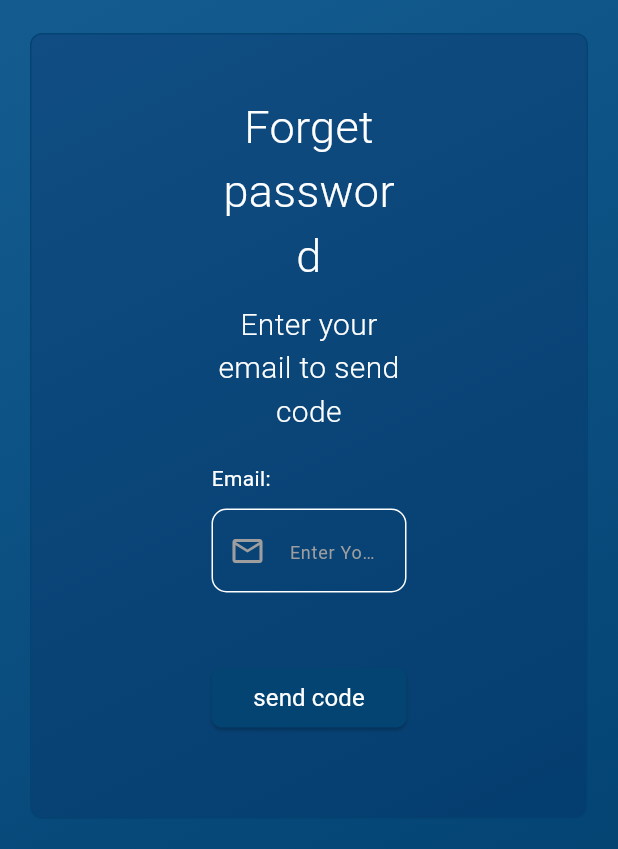
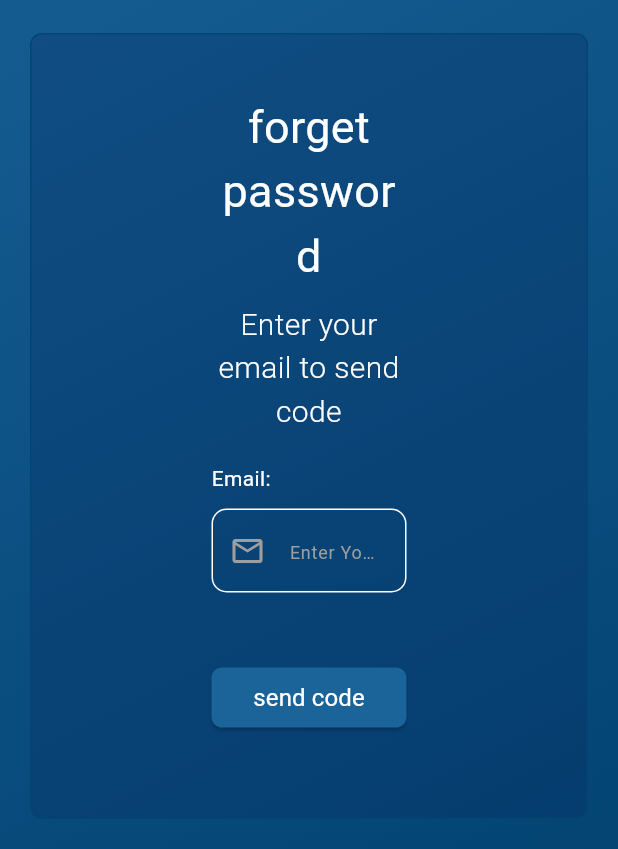
Before and after one commit to JawadAzaam22/file_management_system, a Flutter app: the ForgetPasswordScreen screen opened by its route, scrolled down 70 dp, after a tap on "send code", on a phone screen of 412 x 824 dp, the part 387-1236 px from its top. Run offline on Flutter 3.47's test engine with Material 3 defaults, Android fonts, the phone set to English and light mode, and no system bars; our stand-ins replace adaptive_theme, csv, dio, file_picker, get, google_fonts and 6 more; missing offline and left inert: dart:html; accounts and stored records are empty; network calls fail.

Commit message:
jawad last commit

```diff
--- a/lib/Controller/forget_password/reset_passord_controller.dart
+++ b/lib/Controller/forget_password/reset_passord_controller.dart
@@ -62,7 +62,9 @@ late String email ;
             backgroundColor: Colors.green,
             colorText: Colors.white,
           );
-          navTologin();
+          service.token = r.data['data']['token'];
+          print(service.token.toString());
+          Get.offAndToNamed("/home");
 
         } else {
           Get.snackbar(
--- a/lib/View/screens/forget_password/forget_password_screen.dart
+++ b/lib/View/screens/forget_password/forget_password_screen.dart
@@ -3,6 +3,7 @@ import 'package:get/get.dart';
 
 import '../../../Controller/forget_password/forget_password_controller.dart';
 import '../../../UI/color.dart';
+import '../../../l10n/app_localizations.dart';
 
 
 class ForgetPasswordScreen extends GetView<ForgetPasswordController> {
@@ -47,22 +48,20 @@ class ForgetPasswordScreen extends GetView<ForgetPasswordController> {
                         crossAxisAlignment: CrossAxisAlignment.start,
                         children: [
                           Center(
-                            child: Text(
-                              "Forget password",
+                            child:  Text(
+                              AppLocalizations.of(context)!.forgrtpasswordscreen,
                               style: TextStyle(
-                                fontSize: 30,
-                                fontWeight: FontWeight.w300,
-                                color:
-                                    Theme.of(context).textTheme.bodyLarge?.color,
-                              ),
-                              textAlign: TextAlign.center,
+                                  fontSize: 30,
+                                  fontWeight: FontWeight.w400,
+                                  color: Theme.of(context).textTheme.bodyLarge?.color),
+                                  textAlign: TextAlign.center,
                             ),
                           ),
                           SizedBox(
                             height: 10,
                           ),
                           Text(
-                            "Enter your email to send code",
+                            AppLocalizations.of(context)!.emailcode,
                             style: TextStyle(
                               fontSize: 20,
                               fontWeight: FontWeight.w300,
@@ -76,7 +75,7 @@ class ForgetPasswordScreen extends GetView<ForgetPasswordController> {
                             children: [
                               SizedBox(height: 20),
                               Text(
-                                "Email:",
+                                AppLocalizations.of(context)!.email,
                                 style: TextStyle(
                                     color: Theme.of(context)
                                         .textTheme
@@ -90,12 +89,12 @@ class ForgetPasswordScreen extends GetView<ForgetPasswordController> {
                                 keyboardType: TextInputType.emailAddress,
                                 validator: (value) {
                                   if (value!.isEmpty) {
-                                    return 'please enter your email';
+                                    return AppLocalizations.of(context)!.emailvalidation;
                                   }
                                   return null;
                                 },
                                 decoration: InputDecoration(
-                                  hintText: 'Enter Your Email',
+                                  hintText: AppLocalizations.of(context)!.enteryouremail,
                                   prefixIcon: Icon(
                                     Icons.email_outlined,
                                     color: Colors.grey,
@@ -120,13 +119,13 @@ class ForgetPasswordScreen extends GetView<ForgetPasswordController> {
                                   },
                                   style: ElevatedButton.styleFrom(
                                     backgroundColor:
-                                        Theme.of(context).canvasColor,
+                                        Theme.of(context).primaryColor,
                                     shape: RoundedRectangleBorder(
                                       borderRadius: BorderRadius.circular(7.11),
                                     ),
                                   ),
                                   child: Text(
-                                    'send code',
+                                    AppLocalizations.of(context)!.sendcode,
                                     style: TextStyle(
                                       color: Theme.of(context)
                                           .textTheme
--- a/lib/l10n/app_localizations.dart
+++ b/lib/l10n/app_localizations.dart
@@ -328,6 +328,66 @@ abstract class AppLocalizations {
   /// In en, this message translates to:
   /// **'Notifications'**
   String get notificationScreen;
+
+  /// No description provided for @invitationScreen.
+  ///
+  /// In en, this message translates to:
+  /// **'Invitation'**
+  String get invitationScreen;
+
+  /// No description provided for @noinvitation.
+  ///
+  /// In en, this message translates to:
+  /// **'No invitations available.'**
+  String get noinvitation;
+
+  /// No description provided for @emailcode.
+  ///
+  /// In en, this message translates to:
+  /// **'Enter your email to send code'**
+  String get emailcode;
+
+  /// No description provided for @codecheck.
+  ///
+  /// In en, this message translates to:
+  /// **'Enter the 6-digit that sent to you'**
+  String get codecheck;
+
+  /// No description provided for @newpassword.
+  ///
+  /// In en, this message translates to:
+  /// **'Enter a new password'**
+  String get newpassword;
+
+  /// No description provided for @sendcode.
+  ///
+  /// In en, this message translates to:
+  /// **'send code'**
+  String get sendcode;
+
+  /// No description provided for @check.
+  ///
+  /// In en, this message translates to:
+  /// **'check'**
+  String get check;
+
+  /// No description provided for @confirm.
+  ///
+  /// In en, this message translates to:
+  /// **'confirm'**
+  String get confirm;
+
+  /// No description provided for @forgrtpasswordscreen.
+  ///
+  /// In en, this message translates to:
+  /// **'forget password'**
+  String get forgrtpasswordscreen;
+
+  /// No description provided for @code.
+  ///
+  /// In en, this message translates to:
+  /// **'code'**
+  String get code;
 }
 
 class _AppLocalizationsDelegate extends LocalizationsDelegate<AppLocalizations> {
```
Also changed, not shown: lib/View/screens/forget_password/reset_password_screen.dart (+11 -10 lines), lib/View/screens/forget_password/verify_code_screen.dart (+6 -5 lines), lib/View/screens/invitations_screen.dart (+73 -40 lines), lib/l10n/app_localizations_ar.dart (+30 -0 lines), lib/l10n/app_localizations_en.dart (+30 -0 lines), lib/l10n/intl_ar.arb (+10 -0 lines), lib/l10n/intl_en.arb (+10 -0 lines).
